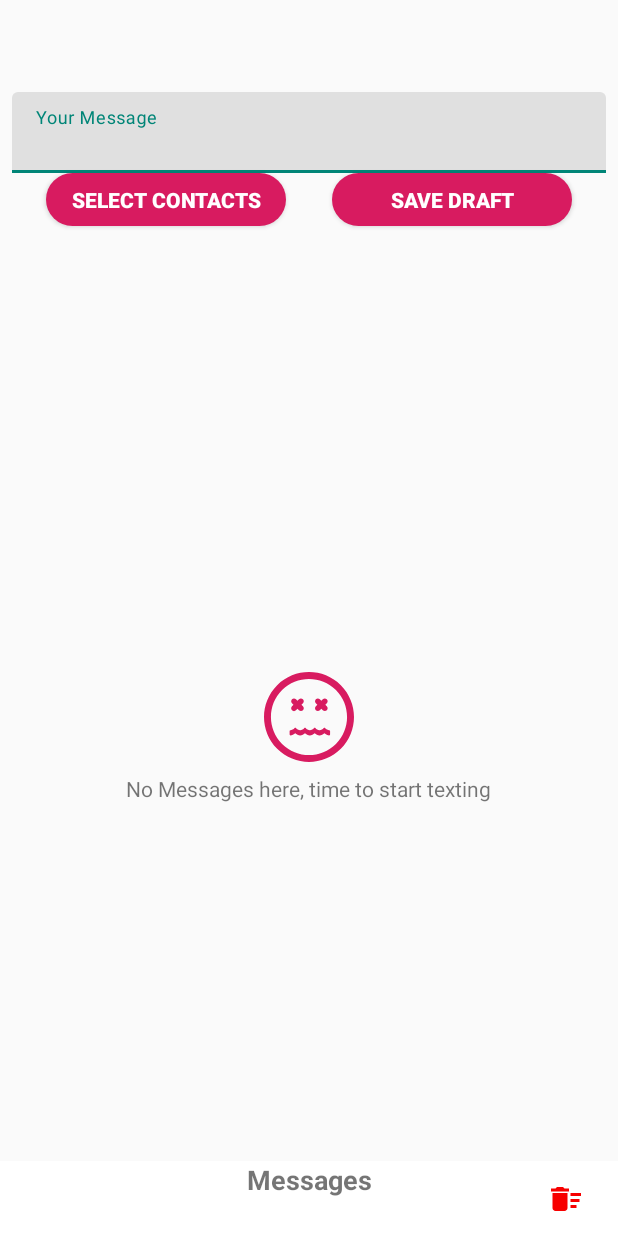
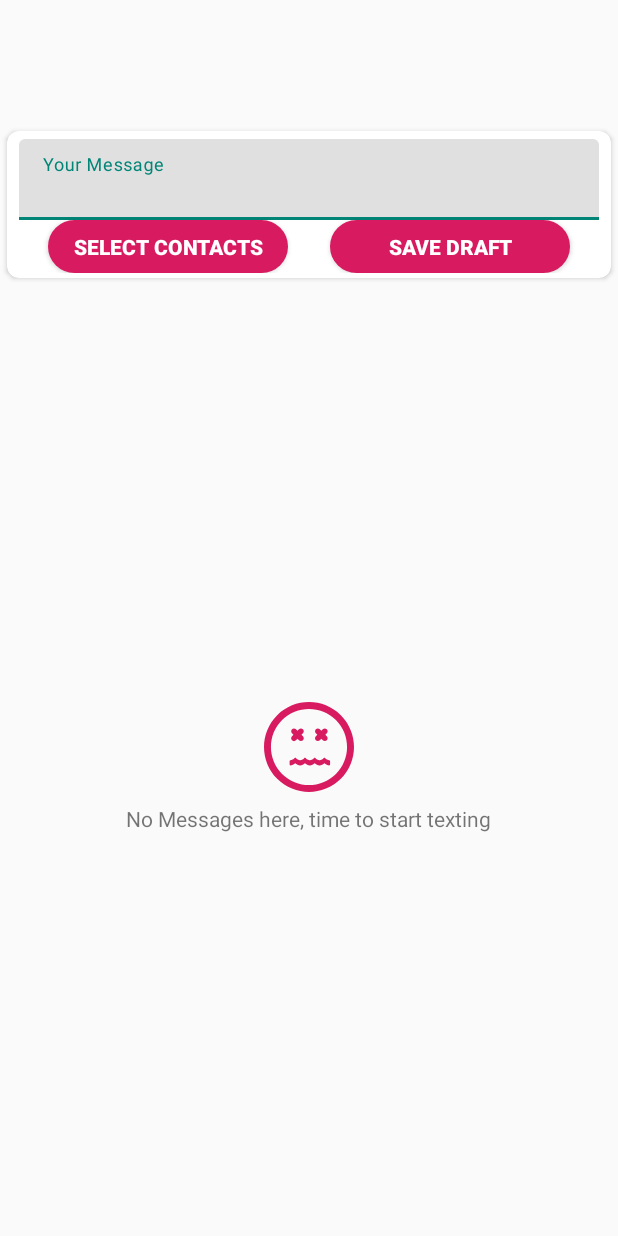
Before and after one commit to carloscj6/Text, an Android app: the layout activity_main.xml on its own in the app's theme, with its tools: preview values and no code run, on a phone screen of 412 x 824 dp. Run offline under Robolectric (Android 15) with nearby library versions, the phone set to English and light mode, and no system bars.

Commit message:
few changes

```diff
--- a/app/src/main/res/layout/activity_main.xml
+++ b/app/src/main/res/layout/activity_main.xml
@@ -5,20 +5,41 @@
     android:layout_width="match_parent"
     android:layout_height="match_parent"
     tools:context="com.revosleap.text.activities.MainActivity">
+    <ImageView
+        android:isScrollContainer="false"
+        android:layout_width="match_parent"
+        android:fitsSystemWindows="false"
+        android:scaleType="centerCrop"
+        android:id="@+id/imageViewHead"
+        android:contentDescription="@string/app_name"
+        android:layout_height="120dp" />
 
     <android.support.constraint.ConstraintLayout
         android:layout_width="match_parent"
+        android:layout_marginTop="25dp"
         android:layout_height="match_parent">
 
 
         <android.support.v7.widget.Toolbar
             android:id="@+id/toolbar"
+            app:titleTextColor="@android:color/white"
+            app:subtitleTextColor="@android:color/white"
             android:layout_width="match_parent"
             android:layout_height="?android:attr/actionBarSize"
             app:layout_constraintTop_toTopOf="parent">
 
         </android.support.v7.widget.Toolbar>
-
+        <android.support.v7.widget.CardView
+            android:id="@+id/cardText"
+            app:layout_constraintTop_toBottomOf="@id/toolbar"
+            app:cardUseCompatPadding="true"
+            app:cardCornerRadius="8dp"
+            android:minHeight="110dp"
+            android:layout_width="match_parent"
+            android:layout_height="wrap_content">
+            <android.support.constraint.ConstraintLayout
+                android:layout_width="match_parent"
+                android:layout_height="wrap_content">
                 <android.support.design.widget.TextInputLayout
                     android:id="@+id/textInputLayout"
                     style="@style/Widget.MaterialComponents.TextInputLayout.FilledBox.Dense"
@@ -29,7 +50,7 @@
                     android:layout_marginEnd="8dp"
                     app:layout_constraintEnd_toEndOf="parent"
                     app:layout_constraintStart_toStartOf="parent"
-            app:layout_constraintTop_toBottomOf="@id/toolbar">
+                    app:layout_constraintTop_toTopOf="parent">
 
                     <EditText
                         android:id="@+id/message"
@@ -74,6 +95,12 @@
                     app:layout_constraintStart_toEndOf="@id/compose"
                     app:layout_constraintTop_toBottomOf="@id/textInputLayout" />
 
+            </android.support.constraint.ConstraintLayout>
+
+        </android.support.v7.widget.CardView>
+
+
+
         <android.support.v7.widget.RecyclerView
             android:id="@+id/recyclerViewMessages"
             android:visibility="gone"
@@ -81,7 +108,7 @@
             android:layout_height="0dp"
             android:layout_marginTop="5dp"
             app:layout_constraintBottom_toBottomOf="parent"
-            app:layout_constraintTop_toBottomOf="@id/compose" />
+            app:layout_constraintTop_toBottomOf="@id/cardText" />
 
         <include
             android:id="@+id/include"
@@ -91,7 +118,7 @@
             android:layout_marginTop="8dp"
             android:layout_marginBottom="8dp"
             app:layout_constraintBottom_toBottomOf="parent"
-            app:layout_constraintTop_toBottomOf="@id/compose" />
+            app:layout_constraintTop_toBottomOf="@id/cardText" />
 
 
     </android.support.constraint.ConstraintLayout>
@@ -103,7 +130,7 @@
         android:background="@android:color/white"
         android:orientation="vertical"
         app:behavior_hideable="true"
-        app:behavior_peekHeight="50dp"
+        app:behavior_peekHeight="0dp"
         app:layout_behavior="android.support.design.widget.BottomSheetBehavior"
         tools:ignore="MissingPrefix">
 
--- a/app/src/main/res/values/styles.xml
+++ b/app/src/main/res/values/styles.xml
@@ -3,6 +3,7 @@
     <!-- Base application theme. -->
     <style name="AppTheme" parent="Theme.AppCompat.Light.NoActionBar">
         <!-- Customize your theme here. -->
+        <item name="android:statusBarColor">@android:color/transparent</item>
         <item name="colorPrimary">@color/colorPrimary</item>
         <item name="colorPrimaryDark">@color/colorPrimaryDark</item>
         <item name="colorAccent">@color/colorAccent</item>
```
Also changed, not shown: app/src/main/java/com/revosleap/text/activities/MainActivity.kt (+48 -1 lines), app/src/main/res/drawable/afternoon.png (deleted), app/src/main/res/drawable/night.png (deleted), app/src/main/res/drawable/sunrise.png (deleted), app/src/main/res/drawable/sunset.png (deleted). Lines whose indentation alone changed are shown as unchanged.
